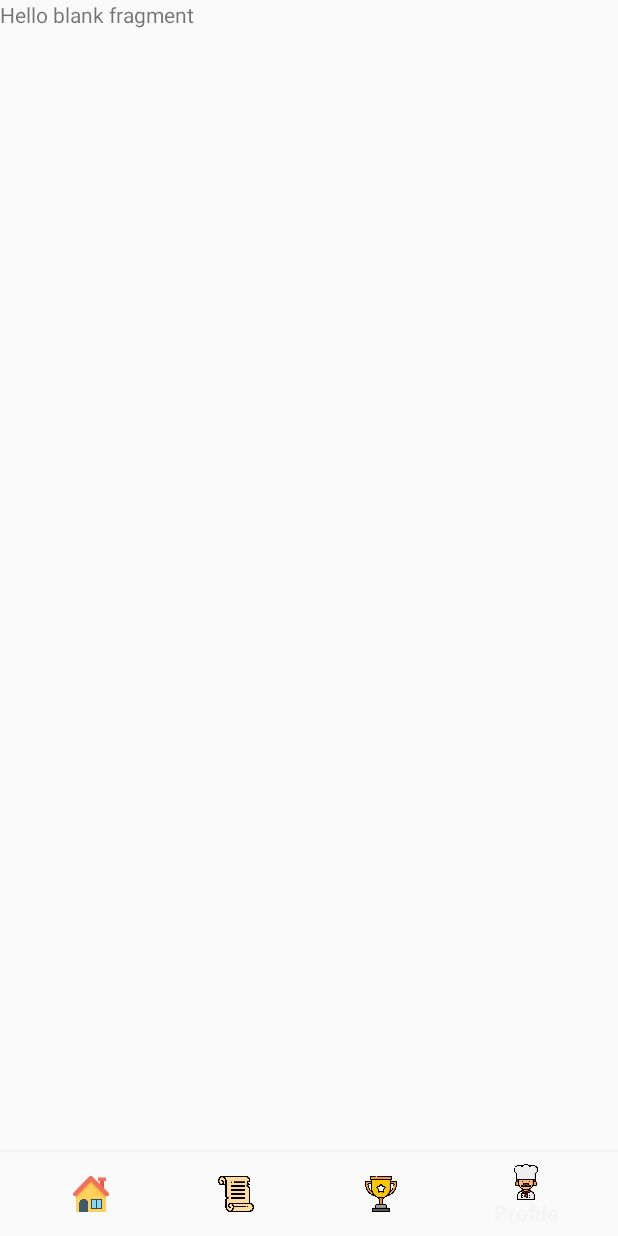
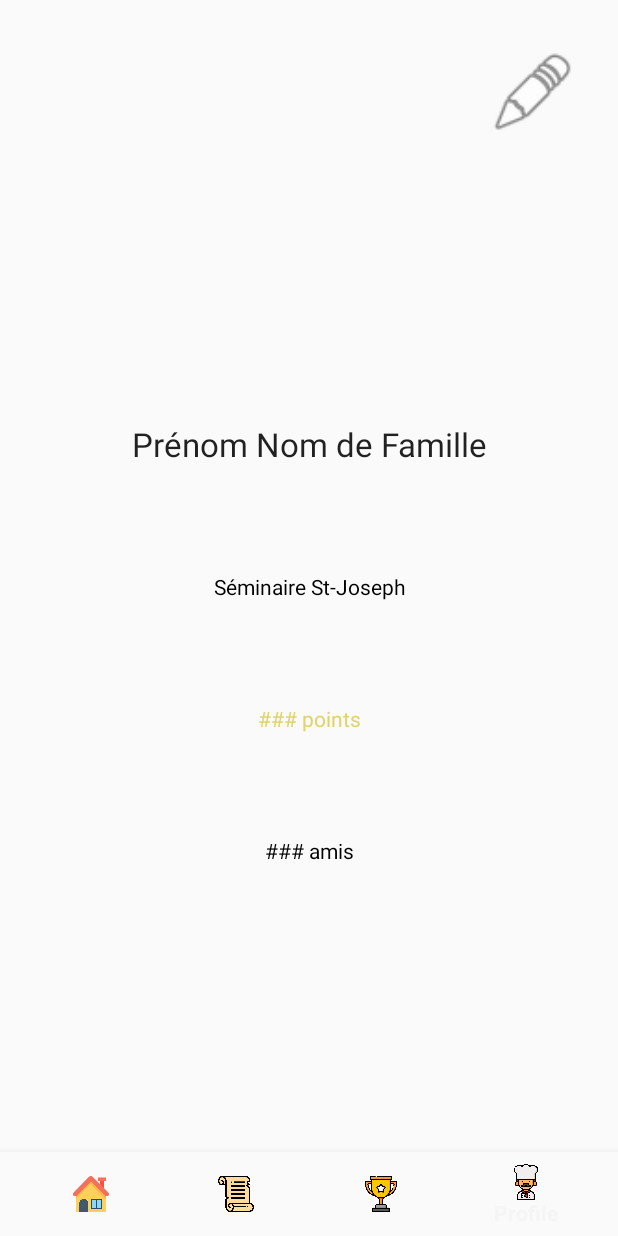
Before and after one commit to KarlEmm/LTDC3, an Android app: the Profile screen opened through its navigation route, on a phone screen of 412 x 824 dp. Run offline under Robolectric (Android 15) with nearby library versions, the phone set to English and light mode, and no system bars; our stand-ins replace CircleImageView, navigation-ui.

Commit message:
Profile fragment done, onclick listener on the feed is active to show it off. Missing implementation of profile pic, comments and points from the database.

```diff
--- a/app/src/main/java/com/example/ltdc3/MyItemRecyclerViewAdapterFeed.java
+++ b/app/src/main/java/com/example/ltdc3/MyItemRecyclerViewAdapterFeed.java
@@ -56,6 +56,14 @@ public class MyItemRecyclerViewAdapterFeed extends RecyclerView.Adapter<MyItemRe
         } else {
             holder.commentTV.setText(context.getString(R.string.comments, commentsSz, "comments"));
         }
+        holder.authorIV.setOnClickListener(new View.OnClickListener() {
+            @Override
+            public void onClick(View v) {
+                delegate.getParentFragmentManager().beginTransaction().
+                        replace(R.id.nav_host_fragment, new Profile(), "Profile").
+                        commit();
+            }
+        });
         holder.commentTV.setOnClickListener(new View.OnClickListener() {
             @Override
             public void onClick(View v) {
--- a/app/src/main/java/com/example/ltdc3/MyItemRecyclerViewAdapterLeaderboard.java
+++ b/app/src/main/java/com/example/ltdc3/MyItemRecyclerViewAdapterLeaderboard.java
@@ -11,13 +11,9 @@ import android.widget.ImageView;
 import android.widget.TextView;
 
 
-import org.w3c.dom.Text;
-
 import java.util.ArrayList;
-import java.util.Arrays;
 import java.util.Collections;
 import java.util.Comparator;
-import java.util.List;
 
 public class MyItemRecyclerViewAdapterLeaderboard extends RecyclerView.Adapter<MyItemRecyclerViewAdapterLeaderboard.ViewHolder> {
 
@@ -69,7 +65,7 @@ public class MyItemRecyclerViewAdapterLeaderboard extends RecyclerView.Adapter<M
             super(itemView);
             rankTV = itemView.findViewById(R.id.idrankTV);
             profilPicIV = itemView.findViewById(R.id.idprofilPicIV);
-            nameTV = itemView.findViewById(R.id.idnameTV);
+            nameTV = itemView.findViewById(R.id.nomProfil);
             pointsTV = itemView.findViewById(R.id.idpointsTV);
 
         }
--- a/app/src/main/res/layout/fragment_leaderboard.xml
+++ b/app/src/main/res/layout/fragment_leaderboard.xml
@@ -33,7 +33,7 @@
 
 
     <TextView
-        android:id="@+id/idnameTV"
+        android:id="@+id/nomProfil"
         android:layout_width="140dp"
         android:layout_height="match_parent"
         android:gravity="center"
--- a/app/src/main/res/layout/fragment_profile.xml
+++ b/app/src/main/res/layout/fragment_profile.xml
@@ -1,14 +1,87 @@
 <?xml version="1.0" encoding="utf-8"?>
-<FrameLayout xmlns:android="http://schemas.android.com/apk/res/android"
+<androidx.constraintlayout.widget.ConstraintLayout xmlns:android="http://schemas.android.com/apk/res/android"
+    xmlns:app="http://schemas.android.com/apk/res-auto"
     xmlns:tools="http://schemas.android.com/tools"
+    android:id="@+id/Profile"
     android:layout_width="match_parent"
     android:layout_height="match_parent"
+    app:layoutDescription="@xml/fragment_profile_scene"
     tools:context=".Profile">
 
-    <!-- TODO: Update blank fragment layout -->
+    <ImageView
+        android:id="@+id/idprofilPicIV"
+        android:layout_width="150dp"
+        android:layout_height="150dp"
+        android:layout_marginTop="80dp"
+        android:scaleType="centerCrop"
+        app:layout_constraintEnd_toEndOf="parent"
+        app:layout_constraintStart_toStartOf="parent"
+        app:layout_constraintTop_toTopOf="parent" />
+
     <TextView
-        android:layout_width="match_parent"
-        android:layout_height="match_parent"
-        android:text="@string/hello_blank_fragment" />
+        android:id="@+id/nomProfil"
+        android:layout_width="255dp"
+        android:layout_height="72dp"
+        android:layout_marginTop="30dp"
+        android:gravity="center"
+        android:text="Prénom Nom de Famille"
+        android:textAppearance="@style/TextAppearance.AppCompat.Large"
+        app:layout_constraintEnd_toEndOf="parent"
+        app:layout_constraintStart_toStartOf="parent"
+        app:layout_constraintTop_toBottomOf="@+id/idprofilPicIV" />
 
-</FrameLayout>
+    <TextView
+        android:id="@+id/nomEcole"
+        android:layout_width="156dp"
+        android:layout_height="58dp"
+        android:layout_marginTop="30dp"
+        android:gravity="center"
+        android:text="Séminaire St-Joseph"
+        android:textAppearance="@style/TextAppearance.AppCompat.Small"
+        android:textColor="#000000"
+        app:layout_constraintEnd_toEndOf="parent"
+        app:layout_constraintStart_toStartOf="parent"
+        app:layout_constraintTop_toBottomOf="@+id/nomProfil" />
+
+    <TextView
+        android:id="@+id/nombreAmis"
+        android:layout_width="156dp"
+        android:layout_height="58dp"
+        android:layout_marginTop="30dp"
+        android:gravity="center"
+        android:text="### amis"
+        android:textAppearance="@style/TextAppearance.AppCompat.Small"
+        android:textColor="#000000"
+        app:layout_constraintEnd_toEndOf="parent"
+        app:layout_constraintStart_toStartOf="parent"
+        app:layout_constraintTop_toBottomOf="@+id/nombrePoints" />
+
+    <TextView
+        android:id="@+id/nombrePoints"
+        android:layout_width="156dp"
+        android:layout_height="58dp"
+        android:layout_marginTop="30dp"
+        android:gravity="center"
+        android:text="### points"
+        android:textAppearance="@style/TextAppearance.AppCompat.Small"
+        android:textColor="#DFD46B"
+        app:layout_constraintEnd_toEndOf="parent"
+        app:layout_constraintStart_toStartOf="parent"
+        app:layout_constraintTop_toBottomOf="@+id/nomEcole" />
+
+    <ImageView
+        android:id="@+id/imageView3"
+        android:layout_width="65dp"
+        android:layout_height="59dp"
+        android:layout_marginStart="41dp"
+        android:layout_marginLeft="41dp"
+        android:layout_marginTop="32dp"
+        android:layout_marginEnd="24dp"
+        android:layout_marginRight="24dp"
+        android:src="@android:drawable/ic_menu_edit"
+        app:layout_constraintEnd_toEndOf="parent"
+        app:layout_constraintHorizontal_bias="0.0"
+        app:layout_constraintStart_toEndOf="@+id/idprofilPicIV"
+        app:layout_constraintTop_toTopOf="parent" />
+
+</androidx.constraintlayout.widget.ConstraintLayout>
--- /dev/null
+++ b/app/src/main/res/xml/fragment_profile_scene.xml
@@ -0,0 +1,19 @@
+<?xml version="1.0" encoding="utf-8"?>
+<MotionScene
+    xmlns:android="http://schemas.android.com/apk/res/android"
+    xmlns:motion="http://schemas.android.com/apk/res-auto">
+
+    <Transition
+        motion:constraintSetEnd="@+id/end"
+        motion:constraintSetStart="@id/start"
+        motion:duration="1000">
+       <KeyFrameSet>
+       </KeyFrameSet>
+    </Transition>
+
+    <ConstraintSet android:id="@+id/start">
+    </ConstraintSet>
+
+    <ConstraintSet android:id="@+id/end">
+    </ConstraintSet>
+</MotionScene>
```
